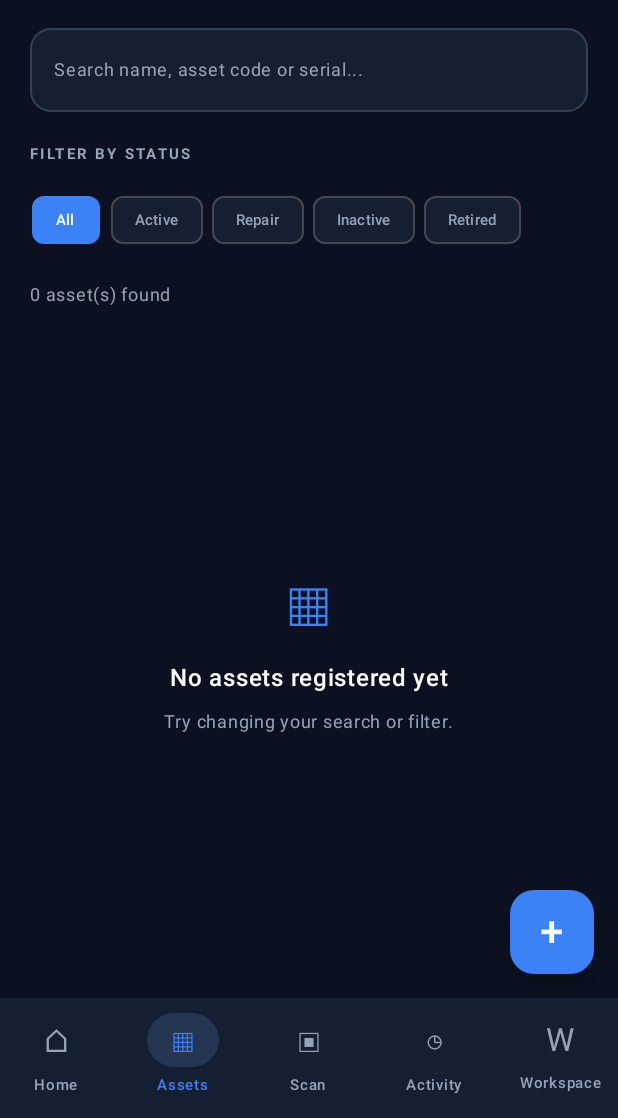
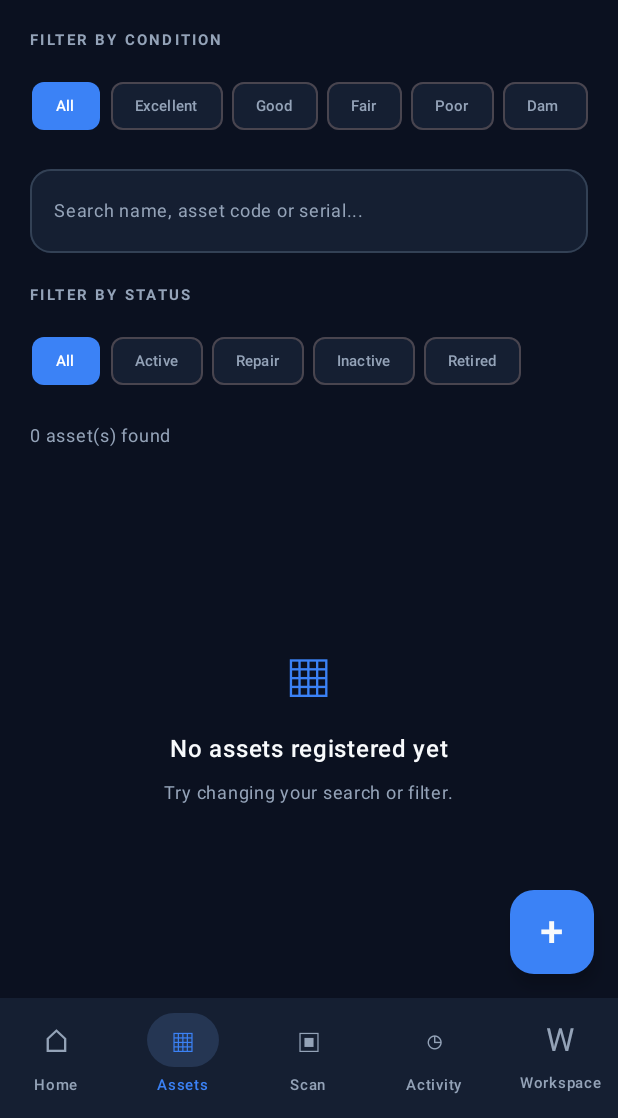
Before and after one commit to vetriventhanc/GroundMap, an Android app built with Jetpack Compose: the screen it shows after launch (MainActivity), item 2 of the bottom bar chosen, on a phone screen of 412 x 824 dp, the part 118-1236 px from its top. Run offline under Robolectric (Android 15) with nearby library versions, the phone set to English and light mode, and no system bars; network calls fail.

Commit message:
Add asset condition filter

```diff
--- a/android/app/src/main/java/com/groundmap/android/ui/assets/AssetRegistryScreen.kt
+++ b/android/app/src/main/java/com/groundmap/android/ui/assets/AssetRegistryScreen.kt
@@ -31,6 +31,15 @@ private val AssetStatuses = listOf(
     "retired"
 )
 
+private val AssetConditions = listOf(
+    "All",
+    "excellent",
+    "good",
+    "fair",
+    "poor",
+    "damaged"
+)
+
 @Composable
 fun AssetRegistryScreen(
     assets: List<AssetData>,
@@ -42,14 +51,15 @@ fun AssetRegistryScreen(
 ) {
     var searchQuery by remember { mutableStateOf("") }
     var selectedStatus by remember { mutableStateOf("All") }
+    var selectedCondition by remember { mutableStateOf("All") }
 
     val filteredAssets = remember(
         assets,
         searchQuery,
-        selectedStatus
+        selectedStatus,
+        selectedCondition
     ) {
         assets.filter { asset ->
-
             val matchesSearch =
                 searchQuery.isBlank() ||
                         asset.name.contains(searchQuery, ignoreCase = true) ||
@@ -63,7 +73,11 @@ fun AssetRegistryScreen(
                 selectedStatus == "All" ||
                         asset.status.equals(selectedStatus, ignoreCase = true)
 
-            matchesSearch && matchesStatus
+            val matchesCondition =
+                selectedCondition == "All" ||
+                        asset.condition.equals(selectedCondition, ignoreCase = true)
+
+            matchesSearch && matchesStatus && matchesCondition
         }
     }
 
@@ -99,6 +113,46 @@ fun AssetRegistryScreen(
 
             TextButton(onClick = onRefresh) {
                 Text("Refresh ↻", color = AssetAccent)
+            }
+        }
+
+        Spacer(Modifier.height(14.dp))
+
+        Text(
+            "FILTER BY CONDITION",
+            color = AssetMuted,
+            fontSize = 10.sp,
+            fontWeight = FontWeight.Bold,
+            letterSpacing = 1.5.sp
+        )
+
+        Spacer(Modifier.height(8.dp))
+
+        Row(
+            modifier = Modifier.fillMaxWidth(),
+            horizontalArrangement = Arrangement.spacedBy(6.dp)
+        ) {
+            AssetConditions.forEach { condition ->
+                val selected = selectedCondition == condition
+
+                FilterChip(
+                    selected = selected,
+                    onClick = { selectedCondition = condition },
+                    label = {
+                        Text(
+                            if (condition == "All") "All"
+                            else condition.replaceFirstChar { it.uppercase() },
+                            fontSize = 10.sp,
+                            maxLines = 1
+                        )
+                    },
+                    colors = FilterChipDefaults.filterChipColors(
+                        selectedContainerColor = AssetAccent,
+                        selectedLabelColor = Color.White,
+                        containerColor = AssetCard,
+                        labelColor = AssetMuted
+                    )
+                )
             }
         }
 
```
